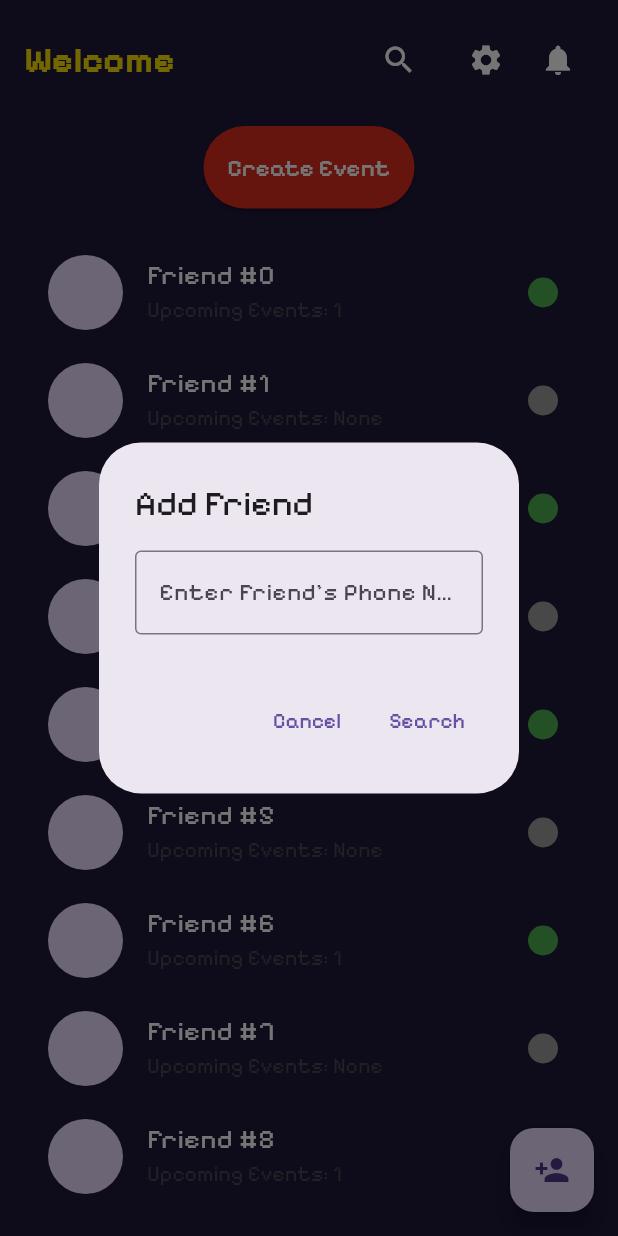
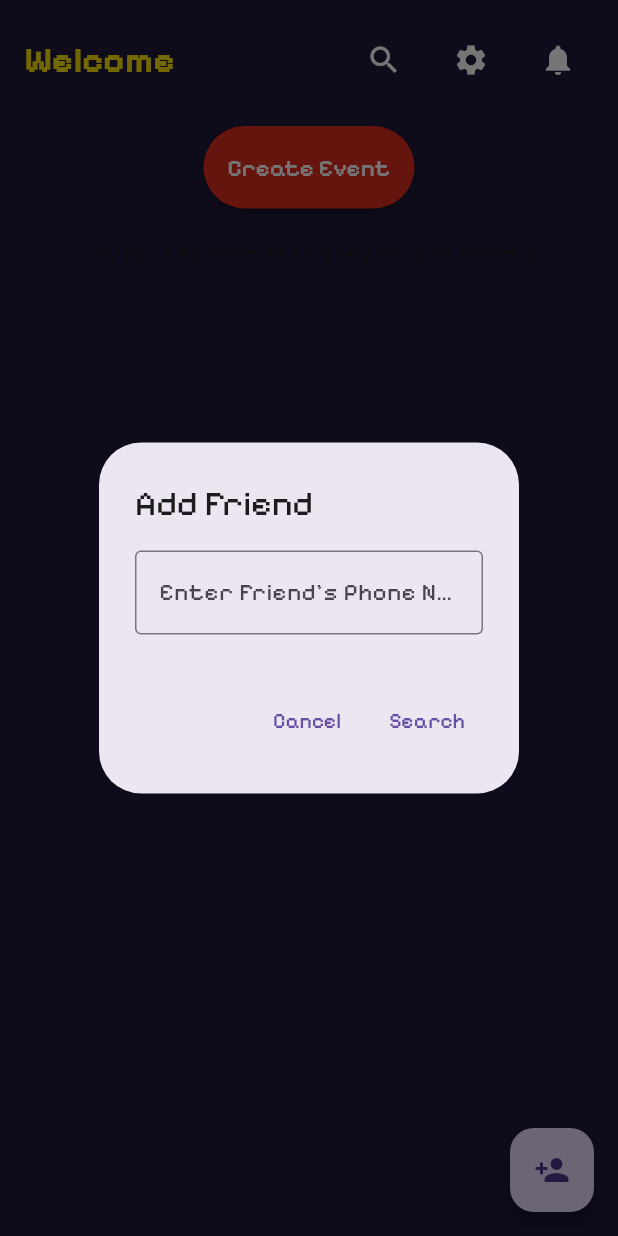
Before and after one commit to Ahmed-Eldera/Hediety, a Flutter app: the HomePage screen opened directly, after a tap on the "person add" icon, on a phone screen of 412 x 824 dp. Run offline on Flutter 3.47's test engine with Material 3 defaults, Android fonts, the phone set to English and light mode, and no system bars; our stand-ins replace cloud_firestore, firebase_auth, firebase_core; accounts and stored records are empty.

Commit message:
added events functionality and the home is now real

```diff
--- a/lib/UserProvider.dart
+++ b/lib/UserProvider.dart
@@ -1,5 +1,5 @@
 import 'package:flutter/material.dart';
-import 'auth/domain/repositories/Auth.dart';
+import 'auth/domain/repositories/auth.dart';
 import 'auth/domain/entities/User.dart';
 
 class UserProvider with ChangeNotifier {
--- a/lib/auth/data/datasources/firebaseAuth.dart
+++ b/lib/auth/data/datasources/firebaseAuth.dart
@@ -55,7 +55,10 @@ class RemoteDataSource {
             'username': user.name,
             'phone': user.phone,
             'friendRequests':[],
-            'friends':[]
+            'friends':[],
+            'pic':"",
+            'events':[],
+            'pledgedGifts':[]
             // You can add more user-related data here if needed
           });
 
--- a/lib/auth/data/repositories/Login.dart
+++ b/lib/auth/data/repositories/Login.dart
@@ -1,5 +1,5 @@
 import "package:hediety/auth/data/models/User.dart";
-import "package:hediety/auth/domain/repositories/Auth.dart";
+import "package:hediety/auth/domain/repositories/auth.dart";
 import "../../domain/entities/User.dart";
 import "../datasources/firebaseAuth.dart";
 import 'package:cloud_firestore/cloud_firestore.dart'; // Import Firestore
--- a/lib/auth/data/repositories/Signup.dart
+++ b/lib/auth/data/repositories/Signup.dart
@@ -1,5 +1,5 @@
 import "package:hediety/auth/data/models/User.dart";
-import "package:hediety/auth/domain/repositories/Auth.dart";
+import "package:hediety/auth/domain/repositories/auth.dart";
 import "../../domain/entities/User.dart";
 import "../datasources/firebaseAuth.dart";
 class SignupRepository implements AuthRepository{
--- a/lib/auth/domain/usecases/Login.dart
+++ b/lib/auth/domain/usecases/Login.dart
@@ -1,5 +1,5 @@
-import '../../../domain/repositories/auth.dart';
-import "../entities/User.dart";
+import '../../domain/repositories/auth.dart';
+import 'package:hediety/auth/domain/entities/User.dart';
 class LoginUseCase {
   final AuthRepository loginRepository;
 
--- a/lib/auth/domain/usecases/Signup.dart
+++ b/lib/auth/domain/usecases/Signup.dart
@@ -1,4 +1,4 @@
-import '../../../domain/repositories/auth.dart';
+import '../../domain/repositories/auth.dart';
 import "../entities/User.dart";
 class SignupUseCase {
   final AuthRepository signupRepository;
--- a/lib/home/presentation/home.dart
+++ b/lib/home/presentation/home.dart
@@ -1,17 +1,91 @@
 import 'package:flutter/material.dart';
+import 'package:cloud_firestore/cloud_firestore.dart';
 import 'package:hediety/colors.dart';
+import 'package:hediety/create_event/presentation/screens/create_event.dart';
 import 'package:hediety/home/presentation/widgets/addFriendButton.dart';
 import 'package:hediety/home/presentation/widgets/header.dart';
 import 'package:hediety/widgets/MyButton.dart';
 import 'package:hediety/UserProvider.dart';
 import 'package:provider/provider.dart';
- // Import ProfilePage if necessary
 
-class HomePage extends StatelessWidget {
+// The HomePage now fetches data from Firestore dynamically
+class HomePage extends StatefulWidget {
+  @override
+  _HomePageState createState() => _HomePageState();
+}
+
+class _HomePageState extends State<HomePage> {
+  List<Map<String, dynamic>> friends = [];
+  bool isLoading = true;
+
+  @override
+  void initState() {
+    super.initState();
+    _loadFriends();
+  }
+
+  // Function to fetch friends and their events
+  Future<void> _loadFriends() async {
+    final userId = Provider.of<UserProvider>(context, listen: false).user!.id;
+
+    try {
+      // Fetch the current user's document to get the friend IDs
+      var userDoc = await FirebaseFirestore.instance.collection('users').doc(userId).get();
+      if (userDoc.exists) {
+        List<dynamic> friendIds = userDoc['friends'] ?? [];
+
+        if (friendIds.isNotEmpty) {
+          // Fetch each friend's details and events
+          List<Map<String, dynamic>> fetchedFriends = [];
+          for (var friendId in friendIds) {
+            var friendDoc = await FirebaseFirestore.instance.collection('users').doc(friendId).get();
+            if (friendDoc.exists) {
+              var friendData = friendDoc.data()!;
+              var events = await _getFriendEvents(friendId);
+
+              fetchedFriends.add({
+                'id': friendId,
+                'username': friendData['username'],
+                'phone': friendData['phone'],
+                'profilePicture': friendData['profilePicture'] ?? 'https://via.placeholder.com/150',
+                'events': events,
+              });
+            }
+          }
+
+          setState(() {
+            friends = fetchedFriends;
+            isLoading = false;
+          });
+        } else {
+          setState(() {
+            isLoading = false;
+          });
+        }
+      }
+    } catch (e) {
+      print('Error loading friends: $e');
+      setState(() {
+        isLoading = false;
+      });
+    }
+  }
+
+  // Function to fetch events of a friend
+  Future<List<Map<String, dynamic>>> _getFriendEvents(String friendId) async {
+    try {
+      var eventsSnapshot = await FirebaseFirestore.instance.collection('events').where('author', isEqualTo: friendId).get();
+      return eventsSnapshot.docs.map((doc) => doc.data() as Map<String, dynamic>).toList();
+    } catch (e) {
+      print('Error fetching events for friend: $e');
+      return [];
+    }
+  }
 
   @override
   Widget build(BuildContext context) {
     final pro = Provider.of<UserProvider>(context);
+
     return Scaffold(
       backgroundColor: bg,
       body: Padding(
@@ -19,23 +93,28 @@ class HomePage extends StatelessWidget {
         child: Column(
           crossAxisAlignment: CrossAxisAlignment.start,
           children: [
-            HeaderWithIcons(name: pro.user!.name,), // Replaced with HeaderWithIcons widget
+            HeaderWithIcons(name: pro.user!.name),
             SizedBox(height: 20),
-
             Center(
               child: MyButton(
                 onPressed: () {
-                  _showCreateEventDialog(context);
-                }, label: 'Create Event',backgroundColor: a7mar,
+                  Navigator.push(context, MaterialPageRoute(builder: (context) => EventCreationPage()));
+                },
+                label: 'Create Event',
+                backgroundColor: a7mar,
               ),
-            ), // Replaced with CreateEventButton widget
+            ),
             SizedBox(height: 20),
-            // Friend list (not yet separated)
-            Expanded(
+            isLoading
+                ? Center(child: CircularProgressIndicator())
+                : friends.isEmpty
+                    ? Center(child: Text('You have no friends or they have no events'))
+                    : Expanded(
                         child: ListView.builder(
-                itemCount: 10,
+                          itemCount: friends.length,
                           itemBuilder: (context, index) {
-                  return FriendListItem(index: index); // This is to be done later
+                            var friend = friends[index];
+                            return FriendListItem(friend: friend);
                           },
                         ),
                       ),
@@ -46,35 +125,43 @@ class HomePage extends StatelessWidget {
         onPressed: () {
           print('Add friends button pressed');
         },
-      ), // Replaced with AddFriendButton widget
+      ),
     );
   }
+}
 
-  void _showCreateEventDialog(BuildContext context) {
-    // Implement the dialog logic for creating an event
-  }
-}
 class FriendListItem extends StatelessWidget {
-  final int index;
+  final Map<String, dynamic> friend;
 
-  FriendListItem({required this.index});
+  FriendListItem({required this.friend});
 
   @override
   Widget build(BuildContext context) {
-    return ListTile(
+    return Card(
+      color: bg,
+      margin: EdgeInsets.all(8),
+      child: ListTile(
         leading: CircleAvatar(
-        backgroundImage: AssetImage('assets/profile_placeholder.png'),
+          backgroundImage: NetworkImage(friend['profilePicture']),
           radius: 25,
         ),
-      title: Text('Friend #$index', style: TextStyle(fontSize: 18, color: Colors.white)),
-      subtitle: Text('Upcoming Events: ${index % 2 == 0 ? '1' : 'None'}'),
-      trailing: CircleAvatar(
-        radius: 10,
-        backgroundColor: index % 2 == 0 ? Colors.green : Colors.grey,
+
+        title: Text(friend['username'], style: TextStyle(fontSize: 18, color: Colors.white)),
+        subtitle: Column(
+          crossAxisAlignment: CrossAxisAlignment.start,
+          children: [
+            // Text('Phone: ${friend['phone']}', style: TextStyle(color: Colors.white)),
+            // SizedBox(height: 5),
+            Text(
+              'Upcoming Events: ${friend['events'].isNotEmpty ? friend['events'].length : 'None'}',
+              style: TextStyle(color: Colors.white),
+            ),
+          ],
         ),
         onTap: () {
-        print('Tapped on Friend #$index');
+          print('Tapped on ${friend['username']}');
         },
+      ),
     );
   }
 }
--- a/lib/home/presentation/widgets/header.dart
+++ b/lib/home/presentation/widgets/header.dart
@@ -40,6 +40,7 @@ class HeaderWithIcons extends StatelessWidget {
                 );
               },
             ),
+                        SizedBox(width: 10),
                         IconButton(
               icon: Icon(Icons.notifications, color: Colors.white),
               onPressed: () {
--- a/lib/main.dart
+++ b/lib/main.dart
@@ -1,6 +1,6 @@
 import 'package:cloud_firestore/cloud_firestore.dart';
 import 'package:flutter/material.dart';
-import 'package:hediety/auth/domain/repositories/Auth.dart';
+import 'package:hediety/auth/domain/repositories/auth.dart';
 import 'package:provider/provider.dart';
 import 'UserProvider.dart';
 import 'auth/data/repositories/Login.dart';
--- a/pubspec.yaml
+++ b/pubspec.yaml
@@ -42,6 +42,7 @@ dependencies:
   firebase_core: ^3.8.0
   intl: ^0.20.1
   provider: ^6.1.2
+  uuid: ^4.5.1
 
 dev_dependencies:
   flutter_test:
```
Also changed, not shown: lib/create_event/presentation/screens/create_event.dart (added, +188 -0 lines), pubspec.lock. Lines whose indentation alone changed are shown as unchanged.
